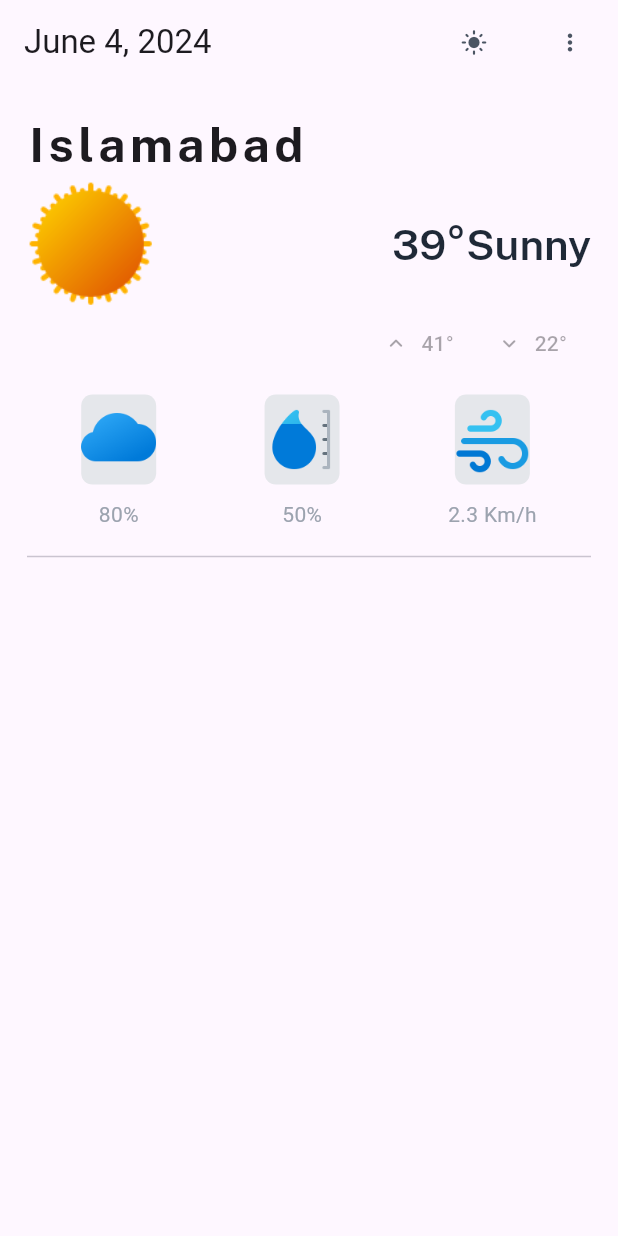
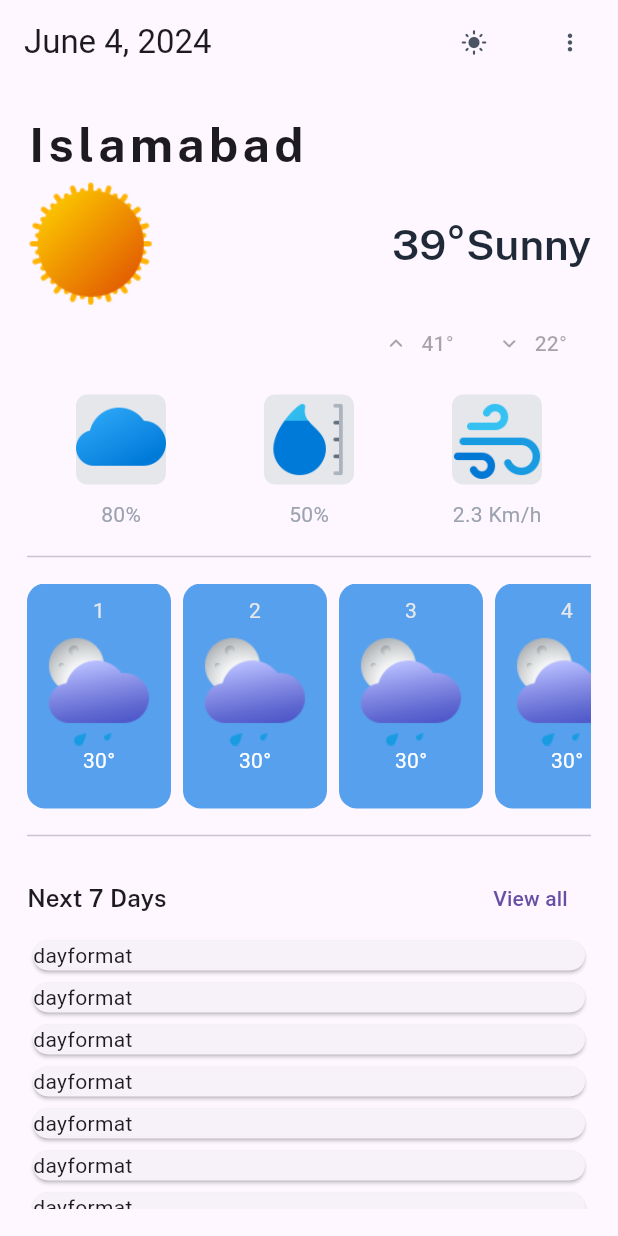
Before and after one commit to Has5an-Ali/WeatherUI, a Flutter app: the screen it shows after launch, on a phone screen of 412 x 824 dp. Run offline on Flutter 3.47's test engine with Material 3 defaults, Android fonts, the phone set to English and light mode, and no system bars; our stand-ins replace velocity_x.

Commit message:
Next 7 days added

```diff
--- a/weatheruiapp/lib/main.dart
+++ b/weatheruiapp/lib/main.dart
@@ -3,6 +3,7 @@
 import 'package:flutter/material.dart';
 import 'package:velocity_x/velocity_x.dart';
 import 'package:intl/intl.dart';
+import 'package:weatheruiapp/consts/colors.dart';
 import 'package:weatheruiapp/consts/fontstyle.dart';
 import 'package:weatheruiapp/consts/images.dart';
 import 'package:weatheruiapp/consts/strings.dart';
@@ -51,10 +52,17 @@ class WeatherUi extends StatelessWidget {
       ),
       body: Container(
         padding: EdgeInsets.all(18),
+        child: SingleChildScrollView(
+          physics: BouncingScrollPhysics(),
           child: Column(
             crossAxisAlignment: CrossAxisAlignment.start,
             children: [
-            "Islamabad".text.fontFamily(bold).letterSpacing(3).size(32).make(),
+              "Islamabad"
+                  .text
+                  .fontFamily(bold)
+                  .letterSpacing(3)
+                  .size(32)
+                  .make(),
               Row(
                 mainAxisAlignment: MainAxisAlignment.spaceBetween,
                 children: [
@@ -103,7 +111,7 @@ class WeatherUi extends StatelessWidget {
                     children: [
                       Image.asset(
                         iconlist[index],
-                      width: 50,
+                        width: 60,
                         height: 60,
                       ).box.gray200.roundedSM.make(),
                       10.heightBox,
@@ -114,8 +122,59 @@ class WeatherUi extends StatelessWidget {
               ),
               10.heightBox,
               Divider(),
-            10.heightBox
+              10.heightBox,
+              SizedBox(
+                height: 150,
+                child: ListView.builder(
+                    scrollDirection: Axis.horizontal,
+                    shrinkWrap: true,
+                    itemCount: 6,
+                    itemBuilder: (BuildContext context, int index) {
+                      return Container(
+                        padding: EdgeInsets.all(8),
+                        margin: EdgeInsets.only(right: 8),
+                        decoration: BoxDecoration(
+                            color: cardColor,
+                            borderRadius: BorderRadius.circular(12)),
+                        child: Column(
+                          children: [
+                            "${index + 1}".text.gray200.make(),
+                            Image.asset(
+                              'assets/weather/10n.png',
+                              width: 80,
+                            ),
+                            "30$degree".text.white.make(),
                           ],
+                        ),
+                      );
+                    }),
+              ),
+              10.heightBox,
+              Divider(),
+              10.heightBox,
+              Row(
+                mainAxisAlignment: MainAxisAlignment.spaceBetween,
+                children: [
+                  "Next 7 Days".text.size(16).fontFamily(semibold).make(),
+                  TextButton(onPressed: () {}, child: Text("View all "))
+                ],
+              ),
+              ListView.builder(
+                  shrinkWrap: true,
+                  itemCount: 7,
+                  itemBuilder: (BuildContext context, int index) {
+                    var dayformat = DateFormat("EEEE")
+                        .format(DateTime.now().add(Duration(days: index + 1)));
+                    return Card(
+                      child: Container(
+                        child: Row(
+                          children: ["dayformat".text.make()],
+                        ),
+                      ),
+                    );
+                  })
+            ],
+          ),
         ),
       ),
     );
```
Lines whose indentation alone changed are shown as unchanged.
